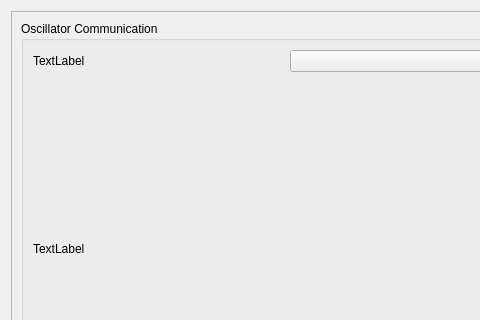
First picture: the form in gui/views/optionsViewUI.ui, repository AceEagle/ElectricViewCHU, before the edit; both pictures show x 0 to 480 and y 0 to 320 of the 1111 by 698 pixel window.
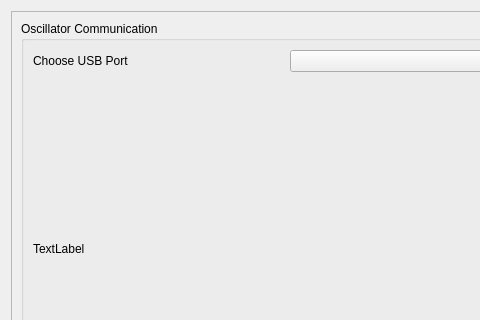
Second picture: the form after the edit.

Commit message: Trying to understand how connecting widgets works (Options View only)

The edit to the form file:
```diff
--- a/gui/views/optionsViewUI.ui
+++ b/gui/views/optionsViewUI.ui
@@ -50,7 +50,7 @@
          <item row="0" column="0">
           <widget class="QLabel" name="label">
            <property name="text">
-            <string>TextLabel</string>
+            <string>Choose USB Port</string>
            </property>
           </widget>
          </item>
```
Left out of the diff: 4 changed lines with no effect on the pictures. The commit also changes 1 other file.
